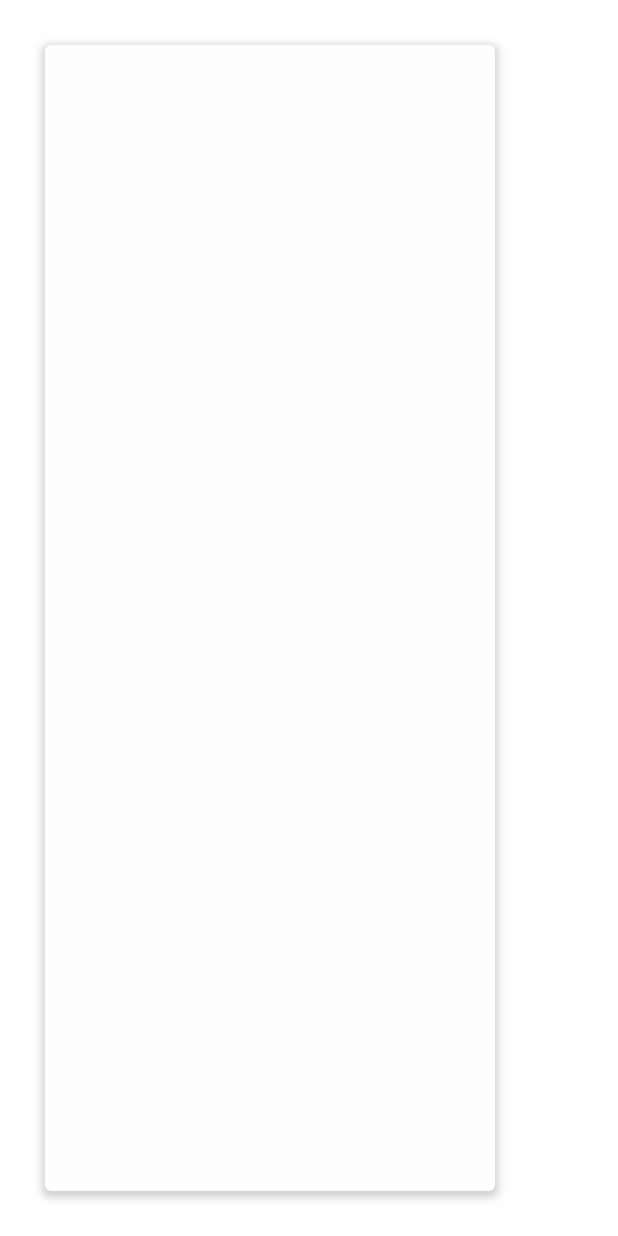
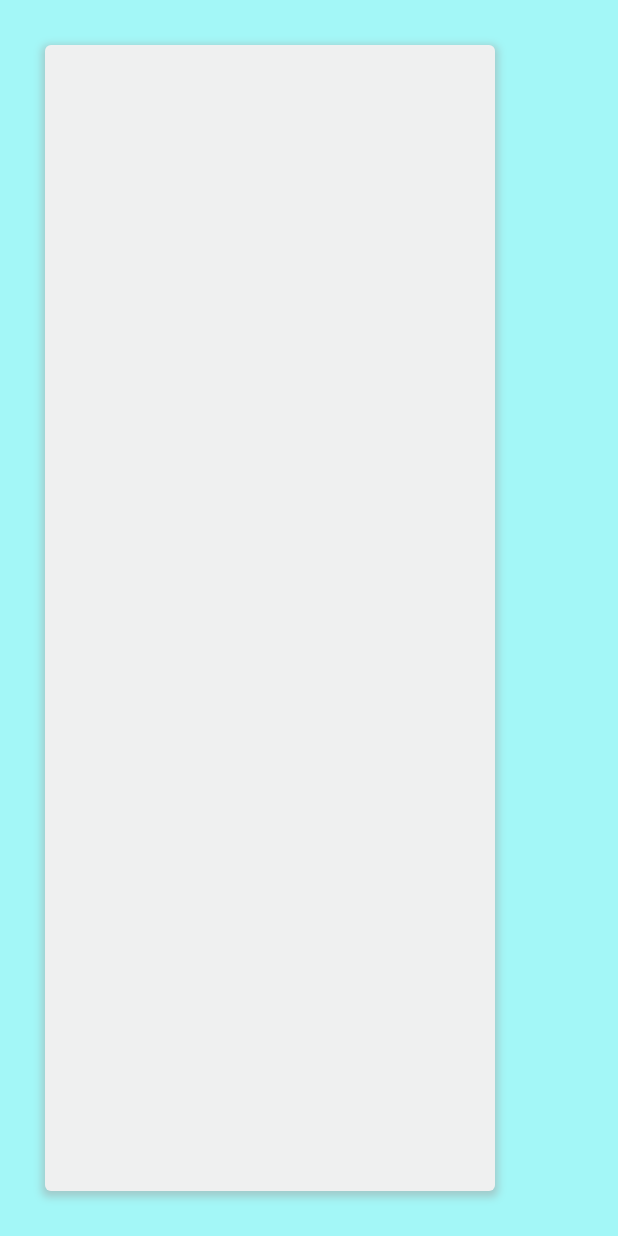
Before and after one commit to MohamedAbdelrehem/SLS-MVP_Microsoft, a Flutter app: the screen it shows after launch, on a phone screen of 412 x 824 dp. Run offline on Flutter 3.47's test engine with Material 3 defaults, Android fonts, the phone set to English and light mode, and no system bars; our stand-ins replace go_router.

Commit message:
Add VSCode configuration files and update color constants

```diff
--- a/lib/constants.dart
+++ b/lib/constants.dart
@@ -1,5 +1,7 @@
 import 'package:flutter/material.dart';
 
-const kPrimaryColor = Color(0xffFFFFFF);
+const kBGColor = Color.fromARGB(255, 163, 247, 247);
+const kPrimaryColor = Color.fromARGB(255, 96, 204, 132);
+const kSecondColor = Color.fromARGB(255, 93, 146, 251);
 // const kTransitionDuration = Duration(microseconds: 250);
 // const kGtSectraFine = 'GT Sectra Fine';
--- a/lib/core/widgets/custom_container.dart
+++ b/lib/core/widgets/custom_container.dart
@@ -15,7 +15,7 @@ class CustomContainer extends StatelessWidget {
       width: width,
       height: height,
       decoration: BoxDecoration(
-        color: const Color.fromARGB(254, 254, 254, 254),
+        color: Color.fromARGB(250, 241, 241, 241),
         borderRadius: BorderRadius.circular(4),
         boxShadow: [
           BoxShadow(
--- a/lib/main.dart
+++ b/lib/main.dart
@@ -16,7 +16,7 @@ class SLS extends StatelessWidget {
       routerConfig: AppRouter.router,
       debugShowCheckedModeBanner: false,
       theme: ThemeData.light().copyWith(
-        scaffoldBackgroundColor: kPrimaryColor,
+        scaffoldBackgroundColor: kBGColor,
         // textTheme: GoogleFonts.montserratTextTheme(ThemeData.dark().textTheme),
       ),
     );
--- a/pubspec.yaml
+++ b/pubspec.yaml
@@ -2,7 +2,7 @@ name: sls_mvp_microsoft
 description: "A new Flutter project."
 # The following line prevents the package from being accidentally published to
 # pub.dev using `flutter pub publish`. This is preferred for private packages.
-publish_to: 'none' # Remove this line if you wish to publish to pub.dev
+publish_to: "none" # Remove this line if you wish to publish to pub.dev
 
 # The following defines the version and build number for your application.
 # A version number is three numbers separated by dots, like 1.2.43
@@ -19,7 +19,7 @@ publish_to: 'none' # Remove this line if you wish to publish to pub.dev
 version: 1.0.0+1
 
 environment:
-  sdk: '>=3.2.6 <4.0.0'
+  sdk: ">=3.2.6 <4.0.0"
 
 # Dependencies specify other packages that your package needs in order to work.
 # To automatically upgrade your package dependencies to the latest versions
@@ -34,7 +34,6 @@ dependencies:
   go_router: ^13.1.0
 
 dev_dependencies:
-
   # The "flutter_lints" package below contains a set of recommended lints to
   # encourage good coding practices. The lint set provided by the package is
   # activated in the `analysis_options.yaml` file located at the root of your
@@ -48,7 +47,6 @@ dev_dependencies:
 # following page: https://dart.dev/tools/pub/pubspec
 # The following section is specific to Flutter packages.
 flutter:
-
   # The following line ensures that the Material Icons font is
   # included with your application, so that you can use the icons in
   # the material Icons class.
```
